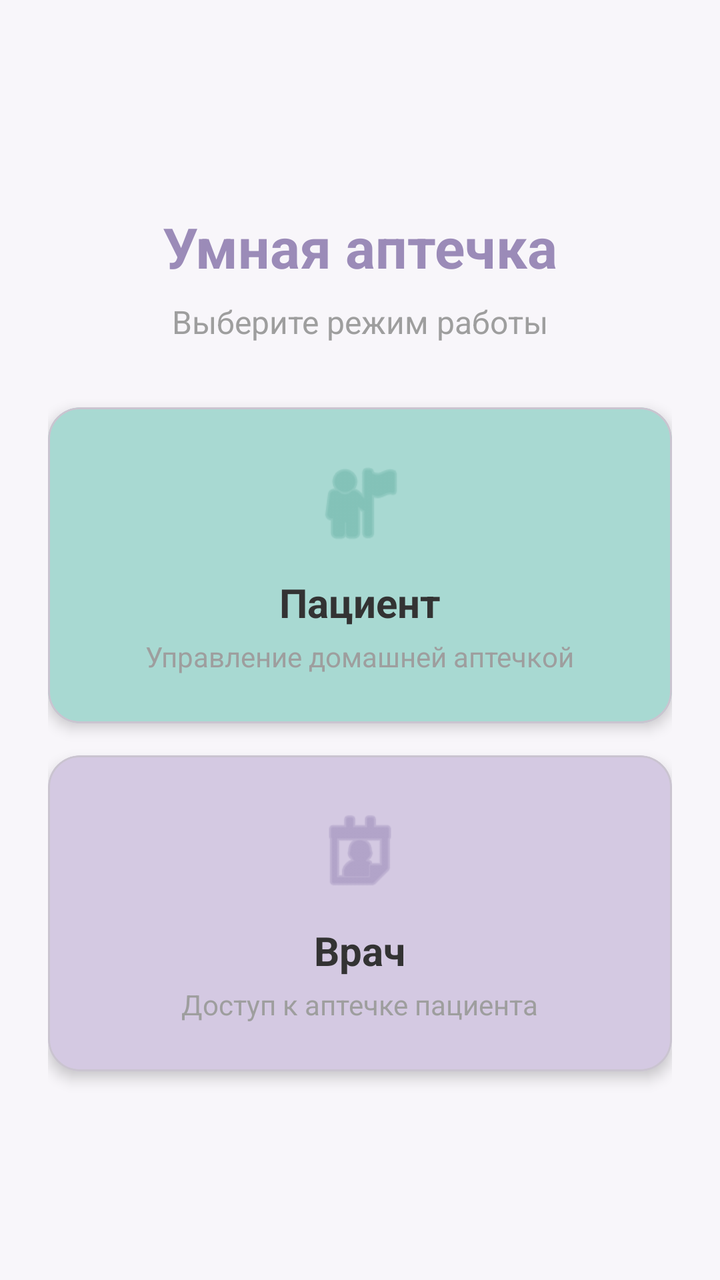
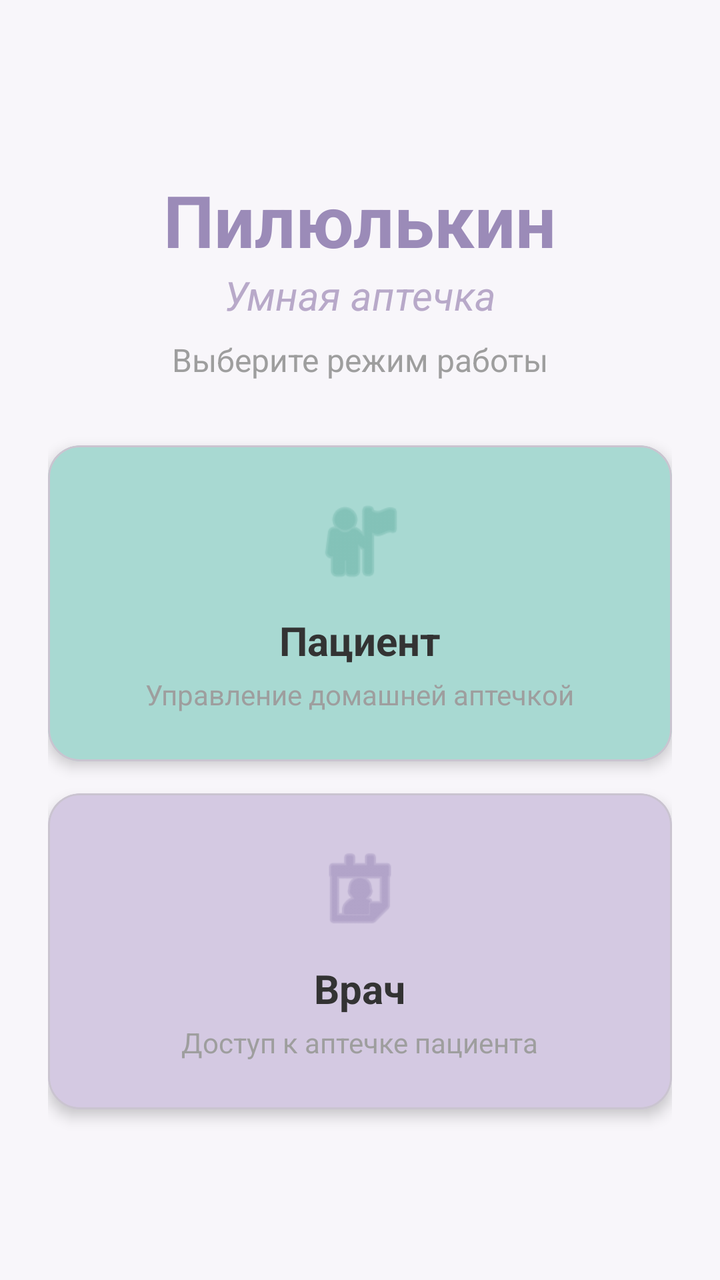

An Android layout rendered at two revisions. The XML below is the earlier revision; the diff shows what the commit changed to produce the second picture.
<!-- AndroidManifest.xml: application theme Theme.Pillulkin -->
<!-- res/layout/fragment_role_selection.xml -->
<?xml version="1.0" encoding="utf-8"?>
<androidx.constraintlayout.widget.ConstraintLayout 
    xmlns:android="http://schemas.android.com/apk/res/android"
    xmlns:app="http://schemas.android.com/apk/res-auto"
    xmlns:tools="http://schemas.android.com/tools"
    android:layout_width="match_parent"
    android:layout_height="match_parent"
    android:background="@color/background"
    android:padding="24dp">

    <TextView
        android:id="@+id/tvTitle"
        android:layout_width="wrap_content"
        android:layout_height="wrap_content"
        android:text="@string/role_selection_title"
        android:textSize="28sp"
        android:textStyle="bold"
        android:textColor="@color/primary_dark"
        app:layout_constraintBottom_toTopOf="@id/tvSubtitle"
        app:layout_constraintEnd_toEndOf="parent"
        app:layout_constraintStart_toStartOf="parent"
        app:layout_constraintTop_toTopOf="parent"
        app:layout_constraintVertical_chainStyle="packed" />

    <TextView
        android:id="@+id/tvSubtitle"
        android:layout_width="wrap_content"
        android:layout_height="wrap_content"
        android:layout_marginTop="8dp"
        android:text="@string/role_selection_subtitle"
        android:textSize="16sp"
        android:textColor="@color/hint"
        app:layout_constraintBottom_toTopOf="@id/cardPatient"
        app:layout_constraintEnd_toEndOf="parent"
        app:layout_constraintStart_toStartOf="parent"
        app:layout_constraintTop_toBottomOf="@id/tvTitle" />

    <com.google.android.material.card.MaterialCardView
        android:id="@+id/cardPatient"
        android:layout_width="0dp"
        android:layout_height="wrap_content"
        android:layout_marginTop="32dp"
        android:clickable="true"
        android:focusable="true"
        app:cardBackgroundColor="@color/secondary_light"
        app:cardCornerRadius="16dp"
        app:cardElevation="4dp"
        app:layout_constraintBottom_toTopOf="@id/cardDoctor"
        app:layout_constraintEnd_toEndOf="parent"
        app:layout_constraintStart_toStartOf="parent"
        app:layout_constraintTop_toBottomOf="@id/tvSubtitle">

        <LinearLayout
            android:layout_width="match_parent"
            android:layout_height="wrap_content"
            android:orientation="vertical"
            android:padding="24dp"
            android:gravity="center">

            <ImageView
                android:layout_width="48dp"
                android:layout_height="48dp"
                android:src="@android:drawable/ic_menu_myplaces"
                android:contentDescription="@string/role_patient"
                app:tint="@color/secondary_dark" />

            <TextView
                android:layout_width="wrap_content"
                android:layout_height="wrap_content"
                android:layout_marginTop="12dp"
                android:text="@string/role_patient"
                android:textSize="20sp"
                android:textStyle="bold"
                android:textColor="@color/on_background" />

            <TextView
                android:layout_width="wrap_content"
                android:layout_height="wrap_content"
                android:layout_marginTop="4dp"
                android:text="@string/role_patient_description"
                android:textSize="14sp"
                android:textColor="@color/hint" />

        </LinearLayout>
    </com.google.android.material.card.MaterialCardView>

    <com.google.android.material.card.MaterialCardView
        android:id="@+id/cardDoctor"
        android:layout_width="0dp"
        android:layout_height="wrap_content"
        android:layout_marginTop="16dp"
        android:clickable="true"
        android:focusable="true"
        app:cardBackgroundColor="@color/primary_light"
        app:cardCornerRadius="16dp"
        app:cardElevation="4dp"
        app:layout_constraintBottom_toBottomOf="parent"
        app:layout_constraintEnd_toEndOf="parent"
        app:layout_constraintStart_toStartOf="parent"
        app:layout_constraintTop_toBottomOf="@id/cardPatient">

        <LinearLayout
            android:layout_width="match_parent"
            android:layout_height="wrap_content"
            android:orientation="vertical"
            android:padding="24dp"
            android:gravity="center">

            <ImageView
                android:layout_width="48dp"
                android:layout_height="48dp"
                android:src="@android:drawable/ic_menu_my_calendar"
                android:contentDescription="@string/role_doctor"
                app:tint="@color/primary_dark" />

            <TextView
                android:layout_width="wrap_content"
                android:layout_height="wrap_content"
                android:layout_marginTop="12dp"
                android:text="@string/role_doctor"
                android:textSize="20sp"
                android:textStyle="bold"
                android:textColor="@color/on_background" />

            <TextView
                android:layout_width="wrap_content"
                android:layout_height="wrap_content"
                android:layout_marginTop="4dp"
                android:text="@string/role_doctor_description"
                android:textSize="14sp"
                android:textColor="@color/hint" />

        </LinearLayout>
    </com.google.android.material.card.MaterialCardView>

</androidx.constraintlayout.widget.ConstraintLayout>
<!-- resources referenced by this layout -->
<resources>
  <color name="background">#F8F6FA</color>
  <color name="hint">#9E9E9E</color>
  <color name="on_background">#FF333333</color>
  <color name="primary_dark">#9B8BB8</color>
  <color name="primary_light">#D4C9E2</color>
  <color name="secondary_dark">#6BB3A7</color>
  <color name="secondary_light">#A8D9D2</color>
  <string name="role_doctor">Врач</string>
  <string name="role_doctor_description">Доступ к аптечке пациента</string>
  <string name="role_patient">Пациент</string>
  <string name="role_patient_description">Управление домашней аптечкой</string>
  <string name="role_selection_subtitle">Выберите режим работы</string>
  <string name="role_selection_title">Умная аптечка</string>
  <style name="Theme.Pillulkin" parent="Base.Theme.Pillulkin" />
  <style name="Base.Theme.Pillulkin" parent="Theme.Material3.DayNight.NoActionBar">
          <item name="colorPrimary">@color/primary</item>
          <item name="colorPrimaryDark">@color/primary_dark</item>
          <item name="colorSecondary">@color/secondary</item>
          <item name="colorTertiary">@color/tertiary</item>
          <item name="android:colorBackground">@color/background</item>
          <item name="colorSurface">@color/surface</item>
          <item name="colorError">@color/error</item>
          <item name="colorOnPrimary">@color/on_primary</item>
          <item name="colorOnSecondary">@color/on_secondary</item>
          <item name="colorOnBackground">@color/on_background</item>
          <item name="colorOnSurface">@color/on_surface</item>
          <item name="colorOnError">@color/on_error</item>
      </style>
  <color name="primary">#B8A9C9</color>
  <color name="secondary">#88C9BF</color>
  <color name="tertiary">#A8D5A2</color>
  <color name="surface">#FFFFFFFF</color>
  <color name="error">#E57373</color>
  <color name="on_primary">#FFFFFFFF</color>
  <color name="on_secondary">#FFFFFFFF</color>
  <color name="on_surface">#FF333333</color>
  <color name="on_error">#FFFFFFFF</color>
</resources>

<!-- the commit's change to res/layout/fragment_role_selection.xml (unified diff, before → after) -->
@@ -9,18 +9,31 @@
     android:padding="24dp">
 
     <TextView
+        android:id="@+id/tvAppName"
+        android:layout_width="wrap_content"
+        android:layout_height="wrap_content"
+        android:text="Пилюлькин"
+        android:textSize="36sp"
+        android:textStyle="bold"
+        android:textColor="@color/primary_dark"
+        app:layout_constraintBottom_toTopOf="@id/tvTitle"
+        app:layout_constraintEnd_toEndOf="parent"
+        app:layout_constraintStart_toStartOf="parent"
+        app:layout_constraintTop_toTopOf="parent"
+        app:layout_constraintVertical_chainStyle="packed" />
+
+    <TextView
         android:id="@+id/tvTitle"
         android:layout_width="wrap_content"
         android:layout_height="wrap_content"
         android:text="@string/role_selection_title"
-        android:textSize="28sp"
-        android:textStyle="bold"
-        android:textColor="@color/primary_dark"
+        android:textSize="20sp"
+        android:textStyle="italic"
+        android:textColor="@color/primary"
         app:layout_constraintBottom_toTopOf="@id/tvSubtitle"
         app:layout_constraintEnd_toEndOf="parent"
         app:layout_constraintStart_toStartOf="parent"
-        app:layout_constraintTop_toTopOf="parent"
-        app:layout_constraintVertical_chainStyle="packed" />
+        app:layout_constraintTop_toBottomOf="@id/tvAppName" />
 
     <TextView
         android:id="@+id/tvSubtitle"
